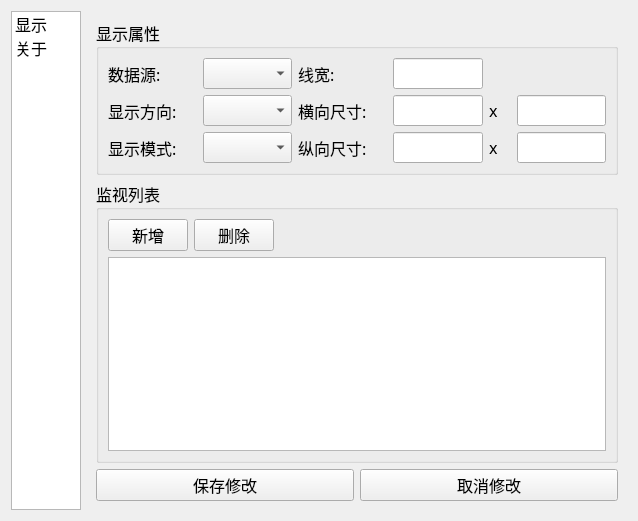
This is fin_float/settings_window.ui in IceFRain/fin-float as Qt 5 draws it before an edit. The edited form follows.
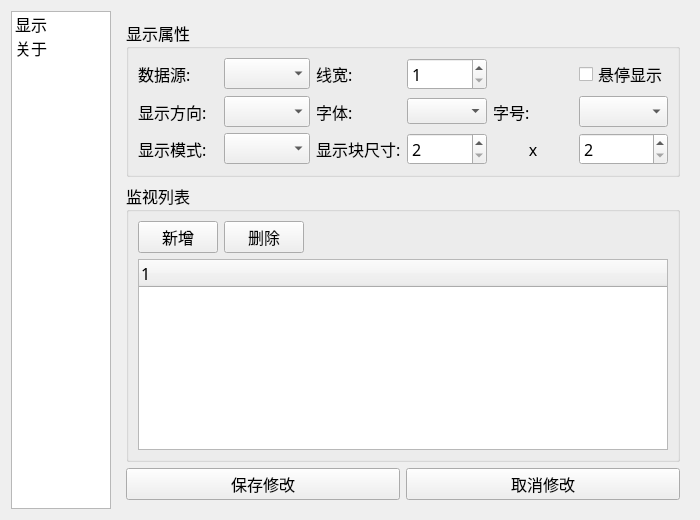
This is the edited form.

Commit message: 设置界面完成

```diff
--- a/fin_float/settings_window.ui
+++ b/fin_float/settings_window.ui
@@ -6,8 +6,8 @@
    <rect>
     <x>0</x>
     <y>0</y>
-    <width>638</width>
-    <height>521</height>
+    <width>700</width>
+    <height>520</height>
    </rect>
   </property>
   <property name="font">
@@ -67,7 +67,7 @@
          <property name="title">
           <string>显示属性</string>
          </property>
-         <layout class="QGridLayout" name="gridLayout_2" columnstretch="4,4,4,4,1,4">
+         <layout class="QGridLayout" name="gridLayout_2">
           <item row="0" column="0">
            <widget class="QLabel" name="label_show_api">
             <property name="text">
@@ -85,22 +85,6 @@
             </property>
            </widget>
           </item>
-          <item row="0" column="3">
-           <widget class="QLineEdit" name="lineEdit_show_line_width"/>
-          </item>
-          <item row="0" column="4" colspan="2">
-           <spacer name="horizontalSpacer_2">
-            <property name="orientation">
-             <enum>Qt::Horizontal</enum>
-            </property>
-            <property name="sizeHint" stdset="0">
-             <size>
-              <width>116</width>
-              <height>20</height>
-             </size>
-            </property>
-           </spacer>
-          </item>
           <item row="1" column="0">
            <widget class="QLabel" name="label_show_orientation">
             <property name="text">
@@ -114,23 +98,10 @@
           <item row="1" column="2">
            <widget class="QLabel" name="label_show_line_width_2">
             <property name="text">
-             <string>横向尺寸:</string>
+             <string>字体:</string>
             </property>
            </widget>
           </item>
-          <item row="1" column="3">
-           <widget class="QLineEdit" name="lineEdit_show_line_width_2"/>
-          </item>
-          <item row="1" column="4">
-           <widget class="QLabel" name="label_show_line_width_3">
-            <property name="text">
-             <string>x</string>
-            </property>
-           </widget>
-          </item>
-          <item row="1" column="5">
-           <widget class="QLineEdit" name="lineEdit_show_line_width_3"/>
-          </item>
           <item row="2" column="0">
            <widget class="QLabel" name="label_show_mode">
             <property name="text">
@@ -144,22 +115,66 @@
           <item row="2" column="2">
            <widget class="QLabel" name="label_show_line_width_4">
             <property name="text">
-             <string>纵向尺寸:</string>
+             <string>显示块尺寸:</string>
             </property>
            </widget>
           </item>
-          <item row="2" column="3">
-           <widget class="QLineEdit" name="lineEdit_show_line_width_4"/>
-          </item>
           <item row="2" column="4">
            <widget class="QLabel" name="label_show_line_width_5">
             <property name="text">
              <string>x</string>
+            </property>
+            <property name="alignment">
+             <set>Qt::AlignCenter</set>
+            </property>
+           </widget>
+          </item>
+          <item row="1" column="5">
+           <widget class="QComboBox" name="comboBox_font_point_size"/>
+          </item>
+          <item row="1" column="4">
+           <widget class="QLabel" name="label">
+            <property name="text">
+             <string>字号:</string>
+            </property>
+           </widget>
+          </item>
+          <item row="0" column="5">
+           <widget class="QCheckBox" name="checkBox_show_on_hover">
+            <property name="text">
+             <string>悬停显示</string>
+            </property>
+           </widget>
+          </item>
+          <item row="1" column="3">
+           <widget class="QComboBox" name="comboBox_font_family">
+            <property name="font">
+             <font>
+              <pointsize>10</pointsize>
+             </font>
+            </property>
+           </widget>
+          </item>
+          <item row="0" column="3">
+           <widget class="QSpinBox" name="spinBox_show_line_width">
+            <property name="minimum">
+             <number>1</number>
+            </property>
+           </widget>
+          </item>
+          <item row="2" column="3">
+           <widget class="QSpinBox" name="spinBox_show_block_width">
+            <property name="minimum">
+             <number>2</number>
             </property>
            </widget>
           </item>
           <item row="2" column="5">
-           <widget class="QLineEdit" name="lineEdit_show_line_width_5"/>
+           <widget class="QSpinBox" name="spinBox_show_block_height">
+            <property name="minimum">
+             <number>2</number>
+            </property>
+           </widget>
           </item>
          </layout>
         </widget>
@@ -202,7 +217,14 @@
            </layout>
           </item>
           <item>
-           <widget class="QListWidget" name="listWidget"/>
+           <widget class="QTreeWidget" name="treeWidget_target">
+            <property name="font">
+             <font>
+              <family>MiSans</family>
+              <pointsize>12</pointsize>
+             </font>
+            </property>
+           </widget>
           </item>
          </layout>
         </widget>
```
Left out of the diff: 6 changed lines with no effect on the pictures. The commit also changes 2 other files.
